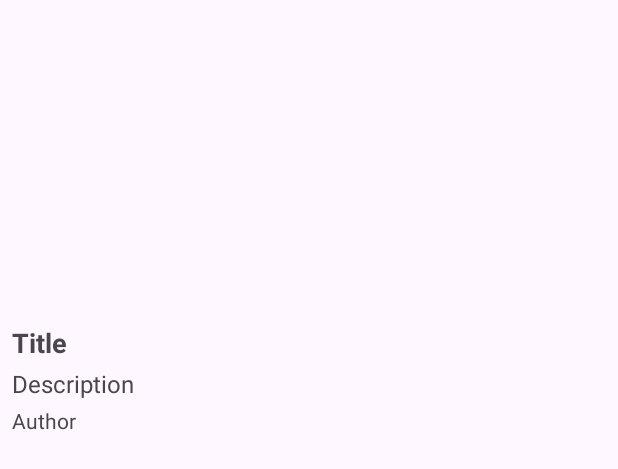
After one commit to meongju0o0/mobile-webservice-mid-project, an Android app: the layout item_post.xml on its own in the app's theme, with its tools: preview values and no code run, on a phone screen of 412 x 824 dp. The commit adds this screen. Shown: the top 469 px of the screen. Run offline under Robolectric (Android 15) with nearby library versions, the phone set to English and light mode, and no system bars.

Commit message:
제목, 글, 저자 출력

```diff
--- /dev/null
+++ b/PhotoViewer/app/src/main/res/layout/item_post.xml
@@ -0,0 +1,46 @@
+<?xml version="1.0" encoding="utf-8"?>
+<androidx.constraintlayout.widget.ConstraintLayout xmlns:android="http://schemas.android.com/apk/res/android"
+    xmlns:tools="http://schemas.android.com/tools"
+    android:layout_width="match_parent"
+    android:layout_height="match_parent">
+
+    <LinearLayout xmlns:android="http://schemas.android.com/apk/res/android"
+        android:layout_width="match_parent"
+        android:layout_height="wrap_content"
+        android:orientation="vertical"
+        android:padding="8dp"
+        tools:ignore="MissingConstraints">
+
+        <ImageView
+            android:id="@+id/post_image"
+            android:layout_width="match_parent"
+            android:layout_height="200dp"
+            android:scaleType="fitCenter" />
+
+        <TextView
+            android:id="@+id/post_title"
+            android:layout_width="wrap_content"
+            android:layout_height="wrap_content"
+            android:layout_marginTop="8dp"
+            android:text="Title"
+            android:textSize="18sp"
+            android:textStyle="bold" />
+
+        <TextView
+            android:id="@+id/post_text"
+            android:layout_width="wrap_content"
+            android:layout_height="wrap_content"
+            android:layout_marginTop="4dp"
+            android:text="Description"
+            android:textSize="16sp" />
+
+        <TextView
+            android:id="@+id/post_author"
+            android:layout_width="wrap_content"
+            android:layout_height="wrap_content"
+            android:layout_marginTop="4dp"
+            android:text="Author"
+            android:textSize="14sp" />
+    </LinearLayout>
+
+</androidx.constraintlayout.widget.ConstraintLayout>
```
Also changed, not shown: PhotoViewer/app/src/main/java/com/example/myapplication/ImageAdapter.java (+25 -22 lines), PhotoViewer/app/src/main/java/com/example/myapplication/MainActivity.java (+20 -14 lines), PhotoViewer/app/src/main/java/com/example/myapplication/Post.java (added, +33 -0 lines), 1 other file.
